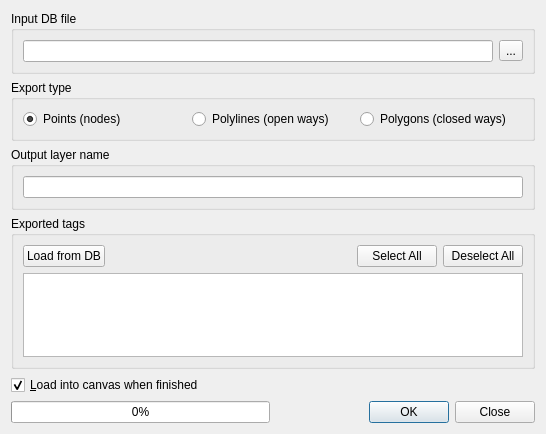
This is src/ui/qgsosmexportdialog.ui in qgis/QGIS as Qt 5 draws it before an edit. The edited form follows.
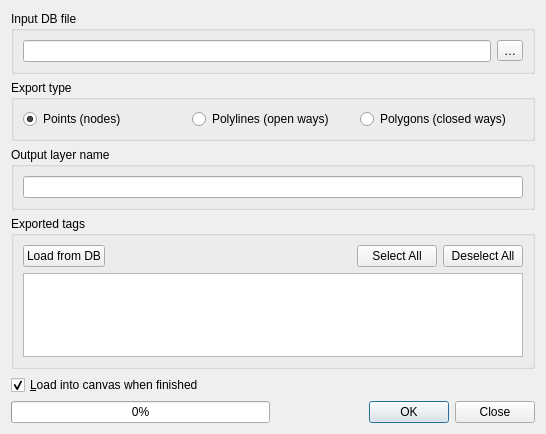
This is the edited form.

Patch:
```diff
--- a/src/ui/qgsosmexportdialog.ui
+++ b/src/ui/qgsosmexportdialog.ui
@@ -26,7 +26,7 @@
       <item>
        <widget class="QToolButton" name="btnBrowseDb">
         <property name="text">
-         <string>...</string>
+         <string>…</string>
         </property>
        </widget>
       </item>
```
